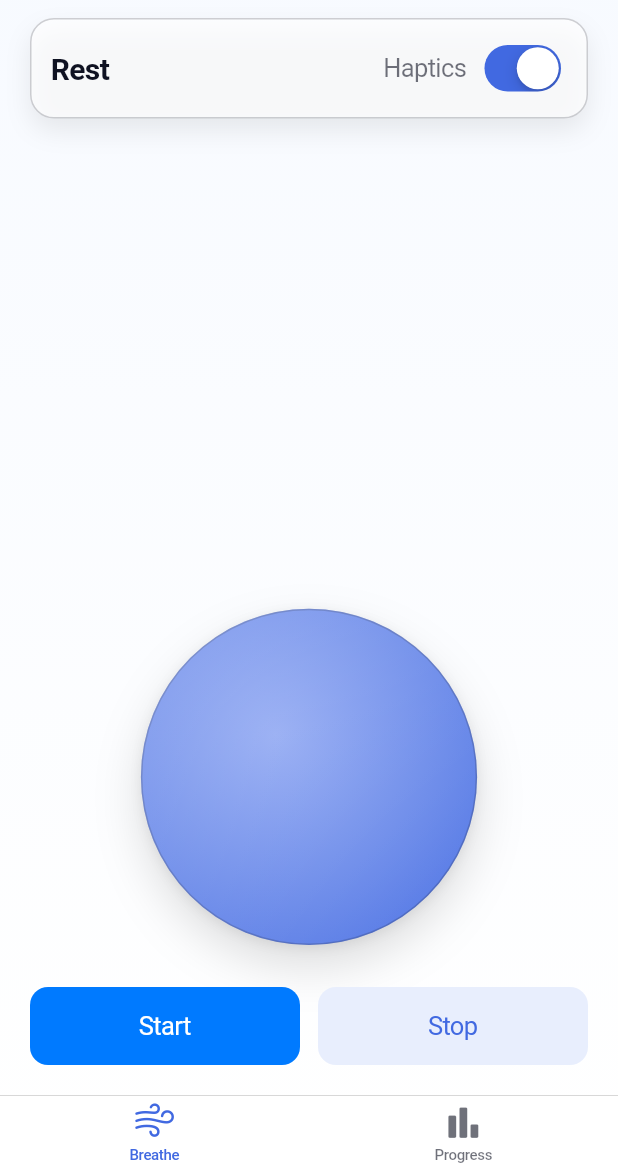
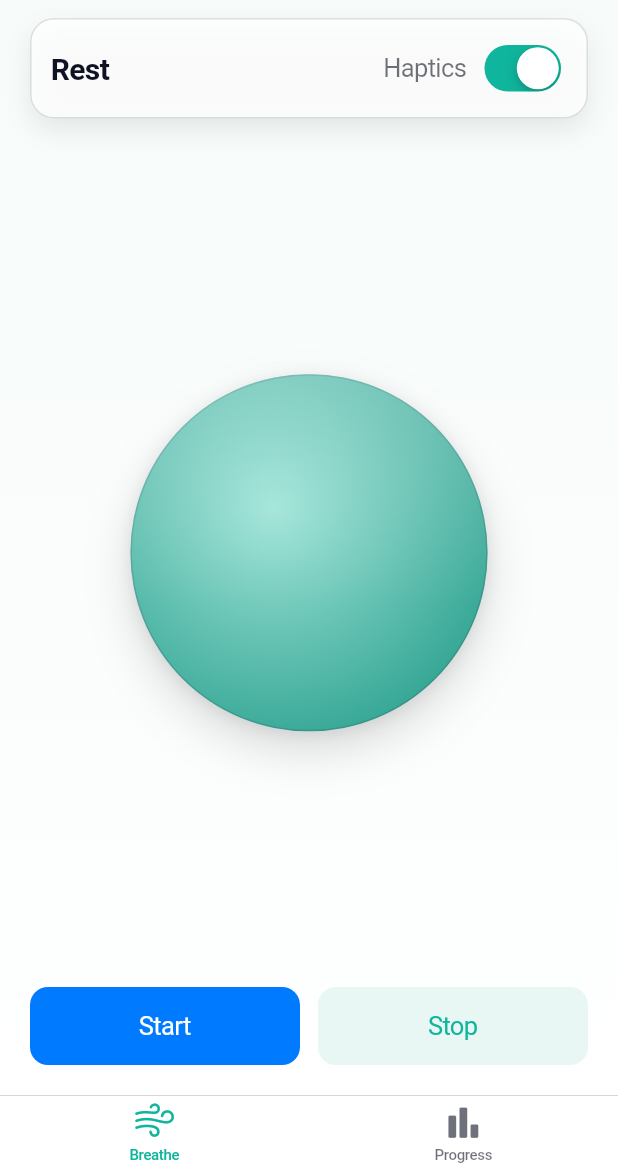
Before and after one commit to CarlosSemeao/mindbreath, a Flutter app: the screen it shows after launch, on a phone screen of 412 x 824 dp, the part 66-1236 px from its top. Run offline on Flutter 3.47's test engine with Material 3 defaults, Android fonts, the phone set to English and light mode, and no system bars; our stand-ins replace shared_preferences.

Commit message:
Update main.dart

```diff
--- a/lib/main.dart
+++ b/lib/main.dart
@@ -8,24 +8,25 @@ void main() {
   runApp(const MindBreathApp());
 }
 
-/// ---------- Palette (single hue, minimalist) ----------
+/// ---------- Palette (single teal hue, minimalist) ----------
 class MB {
-  // Background (very light, airy)
-  static const bgTop = Color(0xFFF7FAFF);
+  // Background (airy, neutral)
+  static const bgTop = Color(0xFFF6FBFA);
   static const bgBottom = Color(0xFFFFFFFF);
 
-  // Primary hue family (blue → soft variants)
-  static const primary = Color(0xFF4169E1);     // royal / calm
-  static const primaryLight = Color(0xFF8FA7F2);
-  static const primarySoft = Color(0xFFE8EEFD);
+  // Teal family
+  static const primary = Color(0xFF0FB59C);       // core teal
+  static const primaryDark = Color(0xFF0A8D79);   // deeper tone
+  static const primaryLight = Color(0xFF9FE4D8);  // soft glow
+  static const primarySoft = Color(0xFFE8F7F4);   // soft surface
 
   // Text
   static const label = Color(0xFF0F1222);
   static const labelSub = Color(0x990F1222);
 
   // Surfaces
-  static const card = Color(0xB3FFFFFF); // translucent white
-  static const stroke = Color(0x33_0F1222);
+  static const card = Color(0xCCFFFFFF); // translucent white
+  static const stroke = Color(0x220F1222);
 }
 
 class MindBreathApp extends StatelessWidget {
@@ -44,7 +45,7 @@ class RootTabs extends StatelessWidget {
   @override
   Widget build(BuildContext context) {
     return CupertinoTabScaffold(
-      // IMPORTANT: not const (avoids const-assert issue at build time)
+      // not const: avoids const-assert at build
       tabBar: CupertinoTabBar(
         backgroundColor: const Color(0xF0FFFFFF),
         activeColor: MB.primary,
@@ -54,14 +55,7 @@ class RootTabs extends StatelessWidget {
           BottomNavigationBarItem(icon: Icon(CupertinoIcons.chart_bar_alt_fill), label: 'Progress'),
         ],
       ),
-      tabBuilder: (context, index) {
-        switch (index) {
-          case 0:
-            return const BreathePage();
-          default:
-            return const ProgressPage();
-        }
-      },
+      tabBuilder: (context, index) => index == 0 ? const BreathePage() : const ProgressPage(),
     );
   }
 }
@@ -87,7 +81,7 @@ class BreathePage extends StatefulWidget {
 
 class _BreathePageState extends State<BreathePage> with TickerProviderStateMixin {
   final _cfg = const BreathConfig();
-  late final AnimationController _scale; // scales the globe
+  late final AnimationController _scale;
   Phase _phase = Phase.rest;
   Timer? _timer;
   bool _running = false;
@@ -114,9 +108,7 @@ class _BreathePageState extends State<BreathePage> with TickerProviderStateMixin
     final raw = _prefs.getStringList('week') ?? [];
     for (final s in raw) {
       final parts = s.split('|');
-      if (parts.length == 2) {
-        _weekCounts[parts[0]] = int.tryParse(parts[1]) ?? 0;
-      }
+      if (parts.length == 2) _weekCounts[parts[0]] = int.tryParse(parts[1]) ?? 0;
     }
     setState(() {});
   }
@@ -218,7 +210,7 @@ class _BreathePageState extends State<BreathePage> with TickerProviderStateMixin
       ),
       child: Stack(
         children: [
-          // Subtle vertical wash of the same hue
+          // Gentle teal wash
           Container(
             decoration: const BoxDecoration(
               gradient: LinearGradient(
@@ -235,7 +227,7 @@ class _BreathePageState extends State<BreathePage> with TickerProviderStateMixin
               children: [
                 const SizedBox(height: 12),
 
-                // Minimal pill showing the current phase + haptics toggle
+                // Phase pill
                 Padding(
                   padding: const EdgeInsets.symmetric(horizontal: 20),
                   child: _Card(
@@ -264,20 +256,21 @@ class _BreathePageState extends State<BreathePage> with TickerProviderStateMixin
                   ),
                 ),
 
-                // CENTERED breathing globe
-                const Spacer(),
-                Center(
-                  child: AnimatedBuilder(
-                    animation: _scale,
-                    builder: (context, _) {
-                      // Fixed base size + scale
-                      final base = MediaQuery.of(context).size.width * 0.64;
-                      final d = base * _scale.value;
-                      return _BreathGlobe(diameter: d);
+                // CENTER AREA — globe is *perfectly centered* in the remaining space
+                Expanded(
+                  child: LayoutBuilder(
+                    builder: (context, bc) {
+                      // size globe by the tighter axis of this center area
+                      final maxDiameter = (bc.maxWidth < bc.maxHeight ? bc.maxWidth : bc.maxHeight) * 0.68;
+                      return Center(
+                        child: AnimatedBuilder(
+                          animation: _scale,
+                          builder: (context, _) => _BreathGlobe(diameter: maxDiameter * _scale.value),
+                        ),
+                      );
                     },
                   ),
                 ),
-                const SizedBox(height: 28),
 
                 // Controls
                 Padding(
@@ -310,7 +303,7 @@ class _BreathePageState extends State<BreathePage> with TickerProviderStateMixin
   }
 }
 
-/// Minimal “floating globe” using one hue + soft shadows (no 3D shaders)
+/// Minimal “floating globe” (single hue + soft shadows, no 3D)
 class _BreathGlobe extends StatelessWidget {
   final double diameter;
   const _BreathGlobe({required this.diameter});
@@ -322,26 +315,26 @@ class _BreathGlobe extends StatelessWidget {
       height: diameter,
       decoration: BoxDecoration(
         shape: BoxShape.circle,
-        // One-hue gradient for a gentle depth
+        // gentle depth within the same hue
         gradient: const RadialGradient(
           center: Alignment(-0.2, -0.25),
           radius: 0.95,
-          colors: [MB.primaryLight, MB.primary],
+          colors: [MB.primaryLight, MB.primaryDark],
           stops: [0.0, 1.0],
         ),
-        // Soft depth + lifted shadow
+        // symmetric shadows → no perceived horizontal offset
         boxShadow: const [
           BoxShadow(color: Color(0x22000000), blurRadius: 26, offset: Offset(0, 14)),
-          BoxShadow(color: Color(0x11000000), blurRadius: 6,  offset: Offset(0, 2)),
+          BoxShadow(color: Color(0x14000000), blurRadius: 8,  offset: Offset(0, 2)),
         ],
         border: Border.all(color: MB.stroke, width: 1),
       ),
-      // subtle inner highlight to suggest glass, but still flat/minimal
+      // subtle top highlight, centered and balanced
       foregroundDecoration: const BoxDecoration(
         shape: BoxShape.circle,
         gradient: LinearGradient(
-          begin: Alignment.topLeft,
-          end: Alignment.bottomRight,
+          begin: Alignment.topCenter,
+          end: Alignment(0.0, 0.3),
           colors: [Color(0x33FFFFFF), Color(0x00FFFFFF)],
         ),
       ),
```
